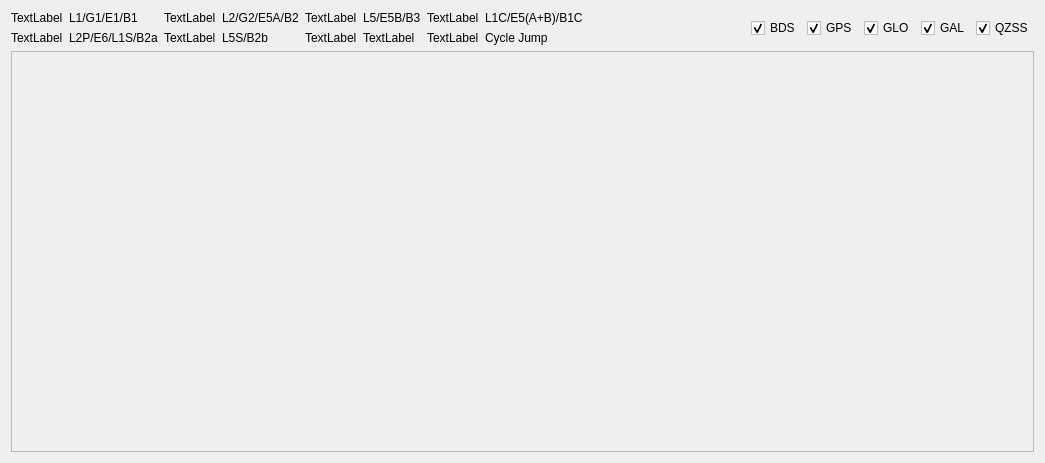
Old version of the form src/VeriQC_UI/ObsTimePlotDialog.ui in the repository chcnav-gnss/VeriQC.
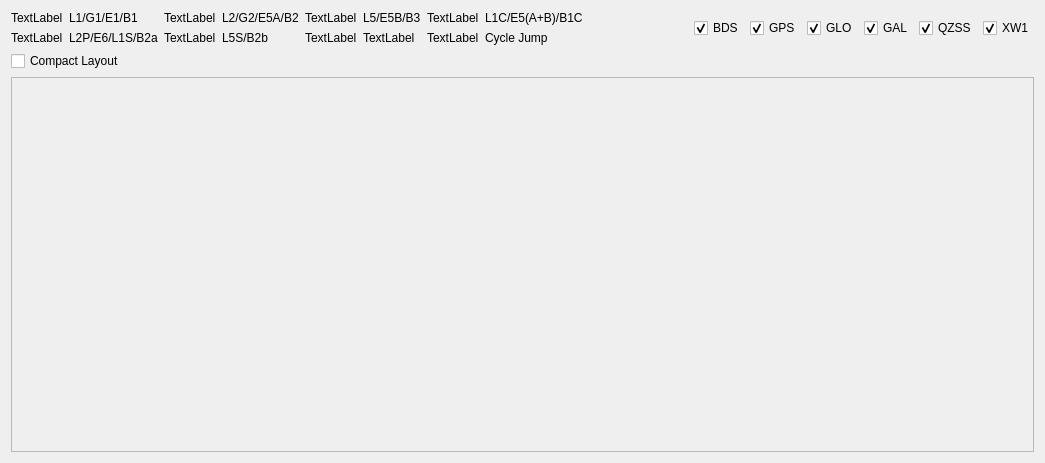
New version of the form. Icons and pictures are not drawn.

```diff
--- a/src/VeriQC_UI/ObsTimePlotDialog.ui
+++ b/src/VeriQC_UI/ObsTimePlotDialog.ui
@@ -215,6 +215,34 @@
        </property>
       </widget>
      </item>
+     <item>
+      <widget class="QCheckBox" name="xw1CheckBox">
+       <property name="text">
+        <string>XW1</string>
+       </property>
+       <property name="icon">
+        <iconset resource="QuiCkResource.qrc">
+         <normaloff>:/icons/Resources/Icons/xw1_20x20.png</normaloff>:/icons/Resources/Icons/xw1_20x20.png</iconset>
+       </property>
+       <property name="checked">
+        <bool>true</bool>
+       </property>
+      </widget>
+     </item>
+    </layout>
+   </item>
+   <item>
+    <layout class="QHBoxLayout" name="compactBarLayout">
+     <item>
+      <widget class="QCheckBox" name="compactCheckBox">
+       <property name="toolTip">
+        <string>Fit all satellites into one screen for overview and screenshot</string>
+       </property>
+       <property name="text">
+        <string>Compact Layout</string>
+       </property>
+      </widget>
+     </item>
     </layout>
    </item>
    <item>
```
